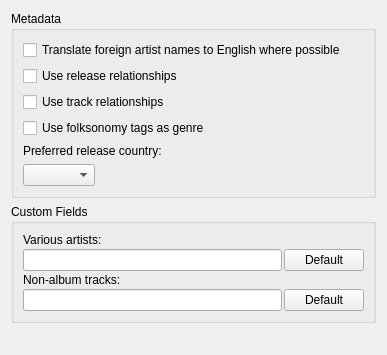
First picture: the form in ui/options_metadata.ui, repository lalinsky/picard-debian, before the edit.
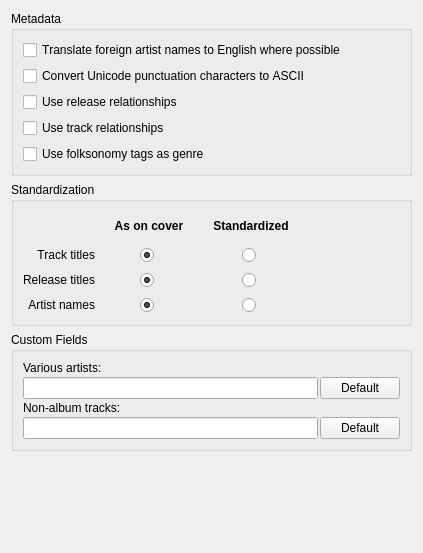
Second picture: the form after the edit.

The edit to the form file:
```diff
--- a/ui/options_metadata.ui
+++ b/ui/options_metadata.ui
@@ -1,67 +1,533 @@
 <ui version="4.0" >
  <class>MetadataOptionsPage</class>
- <widget class="QWidget" name="MetadataOptionsPage" >
-  <property name="geometry" >
+ <widget class="QWidget" name="MetadataOptionsPage">
+  <property name="geometry">
    <rect>
     <x>0</x>
     <y>0</y>
-    <width>387</width>
-    <height>355</height>
+    <width>423</width>
+    <height>553</height>
    </rect>
   </property>
-  <layout class="QVBoxLayout" >
+  <layout class="QVBoxLayout" name="verticalLayout">
    <item>
-    <widget class="QGroupBox" name="rename_files" >
-     <property name="title" >
+    <widget class="QGroupBox" name="rename_files">
+     <property name="sizePolicy">
+      <sizepolicy hsizetype="Preferred" vsizetype="Maximum">
+       <horstretch>0</horstretch>
+       <verstretch>0</verstretch>
+      </sizepolicy>
+     </property>
+     <property name="minimumSize">
+      <size>
+       <width>397</width>
+       <height>135</height>
+      </size>
+     </property>
+     <property name="font">
+      <font>
+       <kerning>false</kerning>
+      </font>
+     </property>
+     <property name="title">
       <string>Metadata</string>
      </property>
-     <layout class="QGridLayout" >
-      <item row="0" column="0" colspan="2" >
-       <widget class="QCheckBox" name="translate_artist_names" >
-        <property name="text" >
+     <property name="alignment">
+      <set>Qt::AlignLeading|Qt::AlignLeft|Qt::AlignTop</set>
+     </property>
+     <layout class="QVBoxLayout" name="verticalLayout_3">
+      <item>
+       <widget class="QCheckBox" name="translate_artist_names">
+        <property name="text">
          <string>Translate foreign artist names to English where possible</string>
         </property>
        </widget>
       </item>
-      <item row="1" column="0" colspan="2" >
-       <widget class="QCheckBox" name="release_ars" >
-        <property name="text" >
+      <item>
+       <widget class="QCheckBox" name="convert_punctuation">
+        <property name="text">
+         <string>Convert Unicode punctuation characters to ASCII</string>
+        </property>
+       </widget>
+      </item>
+      <item>
+       <widget class="QCheckBox" name="release_ars">
+        <property name="text">
          <string>Use release relationships</string>
         </property>
        </widget>
       </item>
-      <item row="2" column="0" colspan="2" >
-       <widget class="QCheckBox" name="track_ars" >
-        <property name="text" >
+      <item>
+       <widget class="QCheckBox" name="track_ars">
+        <property name="text">
          <string>Use track relationships</string>
         </property>
        </widget>
       </item>
-      <item row="3" column="0" colspan="2" >
-       <widget class="QCheckBox" name="folksonomy_tags" >
-        <property name="text" >
+      <item>
+       <widget class="QCheckBox" name="folksonomy_tags">
+        <property name="text">
          <string>Use folksonomy tags as genre</string>
         </property>
        </widget>
       </item>
-      <item row="4" column="0" colspan="2" >
-       <widget class="QLabel" name="label" >
-        <property name="text" >
-         <string>Preferred release country:</string>
+     </layout>
+    </widget>
+   </item>
+   <item>
+    <widget class="QGroupBox" name="rename_files_2">
+     <property name="sizePolicy">
+      <sizepolicy hsizetype="Preferred" vsizetype="Maximum">
+       <horstretch>0</horstretch>
+       <verstretch>0</verstretch>
+      </sizepolicy>
+     </property>
+     <property name="minimumSize">
+      <size>
+       <width>397</width>
+       <height>144</height>
+      </size>
+     </property>
+     <property name="title">
+      <string>Standardization</string>
+     </property>
+     <property name="flat">
+      <bool>false</bool>
+     </property>
+     <layout class="QGridLayout" name="gridLayout">
+      <item row="0" column="1" colspan="3">
+       <widget class="QLabel" name="label">
+        <property name="sizePolicy">
+         <sizepolicy hsizetype="Preferred" vsizetype="Preferred">
+          <horstretch>0</horstretch>
+          <verstretch>0</verstretch>
+         </sizepolicy>
         </property>
+        <property name="font">
+         <font>
+          <weight>75</weight>
+          <bold>true</bold>
+         </font>
+        </property>
+        <property name="text">
+         <string>As on cover</string>
+        </property>
+        <property name="alignment">
+         <set>Qt::AlignCenter</set>
+        </property>
        </widget>
       </item>
-      <item row="5" column="0" >
-       <widget class="QComboBox" name="preferred_release_country" />
+      <item row="0" column="4" colspan="3">
+       <widget class="QLabel" name="label_2">
+        <property name="font">
+         <font>
+          <weight>75</weight>
+          <bold>true</bold>
+         </font>
+        </property>
+        <property name="text">
+         <string>Standardized</string>
+        </property>
+        <property name="alignment">
+         <set>Qt::AlignCenter</set>
+        </property>
+       </widget>
       </item>
-      <item row="5" column="1" >
-       <spacer>
-        <property name="orientation" >
+      <item row="1" column="0">
+       <widget class="QLabel" name="label_3">
+        <property name="layoutDirection">
+         <enum>Qt::LeftToRight</enum>
+        </property>
+        <property name="text">
+         <string>Track titles</string>
+        </property>
+        <property name="alignment">
+         <set>Qt::AlignRight|Qt::AlignTrailing|Qt::AlignVCenter</set>
+        </property>
+       </widget>
+      </item>
+      <item row="1" column="1">
+       <spacer name="horizontalSpacer">
+        <property name="orientation">
          <enum>Qt::Horizontal</enum>
         </property>
-        <property name="sizeHint" >
+        <property name="sizeType">
+         <enum>QSizePolicy::Preferred</enum>
+        </property>
+        <property name="sizeHint" stdset="0">
          <size>
-          <width>161</width>
+          <width>33</width>
+          <height>18</height>
+         </size>
+        </property>
+       </spacer>
+      </item>
+      <item row="1" column="2">
+       <widget class="QRadioButton" name="tracks_on_cover">
+        <property name="sizePolicy">
+         <sizepolicy hsizetype="Fixed" vsizetype="Fixed">
+          <horstretch>0</horstretch>
+          <verstretch>0</verstretch>
+         </sizepolicy>
+        </property>
+        <property name="minimumSize">
+         <size>
+          <width>18</width>
+          <height>18</height>
+         </size>
+        </property>
+        <property name="layoutDirection">
+         <enum>Qt::LeftToRight</enum>
+        </property>
+        <property name="text">
+         <string/>
+        </property>
+        <property name="iconSize">
+         <size>
+          <width>16</width>
+          <height>16</height>
+         </size>
+        </property>
+        <property name="checked">
+         <bool>true</bool>
+        </property>
+        <attribute name="buttonGroup">
+         <string>buttonGroup</string>
+        </attribute>
+       </widget>
+      </item>
+      <item row="1" column="3">
+       <spacer name="horizontalSpacer_7">
+        <property name="orientation">
+         <enum>Qt::Horizontal</enum>
+        </property>
+        <property name="sizeType">
+         <enum>QSizePolicy::Preferred</enum>
+        </property>
+        <property name="sizeHint" stdset="0">
+         <size>
+          <width>33</width>
+          <height>18</height>
+         </size>
+        </property>
+       </spacer>
+      </item>
+      <item row="1" column="4">
+       <spacer name="horizontalSpacer_4">
+        <property name="orientation">
+         <enum>Qt::Horizontal</enum>
+        </property>
+        <property name="sizeType">
+         <enum>QSizePolicy::Preferred</enum>
+        </property>
+        <property name="sizeHint" stdset="0">
+         <size>
+          <width>33</width>
+          <height>18</height>
+         </size>
+        </property>
+       </spacer>
+      </item>
+      <item row="1" column="5">
+       <widget class="QRadioButton" name="standardize_tracks">
+        <property name="enabled">
+         <bool>true</bool>
+        </property>
+        <property name="sizePolicy">
+         <sizepolicy hsizetype="Fixed" vsizetype="Fixed">
+          <horstretch>0</horstretch>
+          <verstretch>0</verstretch>
+         </sizepolicy>
+        </property>
+        <property name="minimumSize">
+         <size>
+          <width>18</width>
+          <height>18</height>
+         </size>
+        </property>
+        <property name="text">
+         <string/>
+        </property>
+        <attribute name="buttonGroup">
+         <string>buttonGroup</string>
+        </attribute>
+       </widget>
+      </item>
+      <item row="1" column="6">
+       <spacer name="horizontalSpacer_10">
+        <property name="orientation">
+         <enum>Qt::Horizontal</enum>
+        </property>
+        <property name="sizeType">
+         <enum>QSizePolicy::Preferred</enum>
+        </property>
+        <property name="sizeHint" stdset="0">
+         <size>
+          <width>33</width>
+          <height>18</height>
+         </size>
+        </property>
+       </spacer>
+      </item>
+      <item row="2" column="0">
+       <widget class="QLabel" name="label_4">
+        <property name="text">
+         <string>Release titles</string>
+        </property>
+        <property name="alignment">
+         <set>Qt::AlignRight|Qt::AlignTrailing|Qt::AlignVCenter</set>
+        </property>
+       </widget>
+      </item>
+      <item row="2" column="1">
+       <spacer name="horizontalSpacer_2">
+        <property name="orientation">
+         <enum>Qt::Horizontal</enum>
+        </property>
+        <property name="sizeType">
+         <enum>QSizePolicy::Preferred</enum>
+        </property>
+        <property name="sizeHint" stdset="0">
+         <size>
+          <width>33</width>
+          <height>18</height>
+         </size>
+        </property>
+       </spacer>
+      </item>
+      <item row="2" column="2">
+       <widget class="QRadioButton" name="releases_on_cover">
+        <property name="sizePolicy">
+         <sizepolicy hsizetype="Fixed" vsizetype="Fixed">
+          <horstretch>0</horstretch>
+          <verstretch>0</verstretch>
+         </sizepolicy>
+        </property>
+        <property name="minimumSize">
+         <size>
+          <width>18</width>
+          <height>18</height>
+         </size>
+        </property>
+        <property name="text">
+         <string/>
+        </property>
+        <property name="checked">
+         <bool>true</bool>
+        </property>
+        <attribute name="buttonGroup">
+         <string>buttonGroup_2</string>
+        </attribute>
+       </widget>
+      </item>
+      <item row="2" column="3">
+       <spacer name="horizontalSpacer_8">
+        <property name="orientation">
+         <enum>Qt::Horizontal</enum>
+        </property>
+        <property name="sizeType">
+         <enum>QSizePolicy::Preferred</enum>
+        </property>
+        <property name="sizeHint" stdset="0">
+         <size>
+          <width>33</width>
+          <height>18</height>
+         </size>
+        </property>
+       </spacer>
+      </item>
+      <item row="2" column="4">
+       <spacer name="horizontalSpacer_5">
+        <property name="orientation">
+         <enum>Qt::Horizontal</enum>
+        </property>
+        <property name="sizeType">
+         <enum>QSizePolicy::Preferred</enum>
+        </property>
+        <property name="sizeHint" stdset="0">
+         <size>
+          <width>33</width>
+          <height>18</height>
+         </size>
+        </property>
+       </spacer>
+      </item>
+      <item row="2" column="5">
+       <widget class="QRadioButton" name="standardize_releases">
+        <property name="sizePolicy">
+         <sizepolicy hsizetype="Fixed" vsizetype="Fixed">
+          <horstretch>0</horstretch>
+          <verstretch>0</verstretch>
+         </sizepolicy>
+        </property>
+        <property name="minimumSize">
+         <size>
+          <width>18</width>
+          <height>18</height>
+         </size>
+        </property>
+        <property name="text">
+         <string/>
+        </property>
+        <attribute name="buttonGroup">
+         <string>buttonGroup_2</string>
+        </attribute>
+       </widget>
+      </item>
+      <item row="2" column="6">
+       <spacer name="horizontalSpacer_11">
+        <property name="orientation">
+         <enum>Qt::Horizontal</enum>
+        </property>
+        <property name="sizeType">
+         <enum>QSizePolicy::Preferred</enum>
+        </property>
+        <property name="sizeHint" stdset="0">
+         <size>
+          <width>33</width>
+          <height>18</height>
+         </size>
+        </property>
+       </spacer>
+      </item>
+      <item row="3" column="0">
+       <widget class="QLabel" name="label_5">
+        <property name="text">
+         <string>Artist names</string>
+        </property>
+        <property name="alignment">
+         <set>Qt::AlignRight|Qt::AlignTrailing|Qt::AlignVCenter</set>
+        </property>
+       </widget>
+      </item>
+      <item row="3" column="1">
+       <spacer name="horizontalSpacer_3">
+        <property name="orientation">
+         <enum>Qt::Horizontal</enum>
+        </property>
+        <property name="sizeType">
+         <enum>QSizePolicy::Preferred</enum>
+        </property>
+        <property name="sizeHint" stdset="0">
+         <size>
+          <width>33</width>
+          <height>18</height>
+         </size>
+        </property>
+       </spacer>
+      </item>
+      <item row="3" column="2">
+       <widget class="QRadioButton" name="artists_on_cover">
+        <property name="sizePolicy">
+         <sizepolicy hsizetype="Fixed" vsizetype="Fixed">
+          <horstretch>0</horstretch>
+          <verstretch>0</verstretch>
+         </sizepolicy>
+        </property>
+        <property name="minimumSize">
+         <size>
+          <width>18</width>
+          <height>18</height>
+         </size>
+        </property>
+        <property name="text">
+         <string/>
+        </property>
+        <property name="iconSize">
+         <size>
+          <width>16</width>
+          <height>16</height>
+         </size>
+        </property>
+        <property name="checked">
+         <bool>true</bool>
+        </property>
+        <attribute name="buttonGroup">
+         <string>buttonGroup_3</string>
+        </attribute>
+       </widget>
+      </item>
+      <item row="3" column="3">
+       <spacer name="horizontalSpacer_9">
+        <property name="orientation">
+         <enum>Qt::Horizontal</enum>
+        </property>
+        <property name="sizeType">
+         <enum>QSizePolicy::Preferred</enum>
+        </property>
+        <property name="sizeHint" stdset="0">
+         <size>
+          <width>33</width>
+          <height>18</height>
+         </size>
+        </property>
+       </spacer>
+      </item>
+      <item row="3" column="4">
+       <spacer name="horizontalSpacer_6">
+        <property name="orientation">
+         <enum>Qt::Horizontal</enum>
+        </property>
+        <property name="sizeType">
+         <enum>QSizePolicy::Preferred</enum>
+        </property>
+        <property name="sizeHint" stdset="0">
+         <size>
+          <width>33</width>
+          <height>18</height>
+         </size>
+        </property>
+       </spacer>
+      </item>
+      <item row="3" column="5">
+       <widget class="QRadioButton" name="standardize_artists">
+        <property name="sizePolicy">
+         <sizepolicy hsizetype="Fixed" vsizetype="Fixed">
+          <horstretch>0</horstretch>
+          <verstretch>0</verstretch>
+         </sizepolicy>
+        </property>
+        <property name="minimumSize">
+         <size>
+          <width>18</width>
+          <height>18</height>
+         </size>
+        </property>
+        <property name="text">
+         <string/>
+        </property>
+        <attribute name="buttonGroup">
+         <string>buttonGroup_3</string>
+        </attribute>
+       </widget>
+      </item>
+      <item row="3" column="6">
+       <spacer name="horizontalSpacer_12">
+        <property name="orientation">
+         <enum>Qt::Horizontal</enum>
+        </property>
+        <property name="sizeType">
+         <enum>QSizePolicy::Preferred</enum>
+        </property>
+        <property name="sizeHint" stdset="0">
+         <size>
+          <width>33</width>
+          <height>18</height>
+         </size>
+        </property>
+       </spacer>
+      </item>
+      <item row="2" column="7">
+       <spacer name="horizontalSpacer_13">
+        <property name="orientation">
+         <enum>Qt::Horizontal</enum>
+        </property>
+        <property name="sizeType">
+         <enum>QSizePolicy::MinimumExpanding</enum>
+        </property>
+        <property name="sizeHint" stdset="0">
+         <size>
+          <width>40</width>
           <height>20</height>
          </size>
         </property>
@@ -71,32 +537,29 @@
     </widget>
    </item>
    <item>
-    <widget class="QGroupBox" name="rename_files_2" >
-     <property name="title" >
+    <widget class="QGroupBox" name="rename_files_3">
+     <property name="sizePolicy">
+      <sizepolicy hsizetype="Preferred" vsizetype="Maximum">
+       <horstretch>0</horstretch>
+       <verstretch>0</verstretch>
+      </sizepolicy>
+     </property>
+     <property name="minimumSize">
+      <size>
+       <width>397</width>
+       <height>0</height>
+      </size>
+     </property>
+     <property name="title">
       <string>Custom Fields</string>
      </property>
-     <layout class="QGridLayout" >
-      <property name="leftMargin" >
-       <number>9</number>
-      </property>
-      <property name="topMargin" >
-       <number>9</number>
-      </property>
-      <property name="rightMargin" >
-       <number>9</number>
-      </property>
-      <property name="bottomMargin" >
-       <number>9</number>
-      </property>
-      <property name="horizontalSpacing" >
+     <layout class="QGridLayout">
+      <property name="spacing">
        <number>2</number>
       </property>
-      <property name="verticalSpacing" >
-       <number>2</number>
-      </property>
-      <item row="0" column="0" colspan="2" >
-       <widget class="QLabel" name="label_3" >
-        <property name="text" >
+      <item row="0" column="0" colspan="2">
+       <widget class="QLabel" name="label_6">
+        <property name="text">
          <string>Various artists:</string>
         </property>
         <property name="buddy" >
@@ -104,9 +567,9 @@
         </property>
        </widget>
       </item>
-      <item row="2" column="0" colspan="2" >
-       <widget class="QLabel" name="label_4" >
-        <property name="text" >
+      <item row="2" column="0" colspan="2">
+       <widget class="QLabel" name="label_7">
+        <property name="text">
          <string>Non-album tracks:</string>
         </property>
         <property name="buddy" >
@@ -114,38 +577,41 @@
         </property>
        </widget>
       </item>
-      <item row="3" column="0" >
-       <widget class="QLineEdit" name="nat_name" />
+      <item row="3" column="0">
+       <widget class="QLineEdit" name="nat_name"/>
       </item>
-      <item row="3" column="1" >
-       <widget class="QPushButton" name="nat_name_default" >
-        <property name="text" >
+      <item row="3" column="1">
+       <widget class="QPushButton" name="nat_name_default">
+        <property name="text">
          <string>Default</string>
         </property>
        </widget>
       </item>
-      <item row="1" column="1" >
-       <widget class="QPushButton" name="va_name_default" >
-        <property name="text" >
+      <item row="1" column="1">
+       <widget class="QPushButton" name="va_name_default">
+        <property name="text">
          <string>Default</string>
         </property>
        </widget>
       </item>
-      <item row="1" column="0" >
-       <widget class="QLineEdit" name="va_name" />
+      <item row="1" column="0">
+       <widget class="QLineEdit" name="va_name"/>
       </item>
      </layout>
     </widget>
    </item>
    <item>
-    <spacer>
-     <property name="orientation" >
+    <spacer name="verticalSpacer">
+     <property name="orientation">
       <enum>Qt::Vertical</enum>
      </property>
-     <property name="sizeHint" >
+     <property name="sizeType">
+      <enum>QSizePolicy::MinimumExpanding</enum>
+     </property>
+     <property name="sizeHint" stdset="0">
       <size>
-       <width>261</width>
-       <height>16</height>
+       <width>20</width>
+       <height>40</height>
       </size>
      </property>
     </spacer>
```
Left out of the diff: 12 changed lines with no effect on the pictures.
